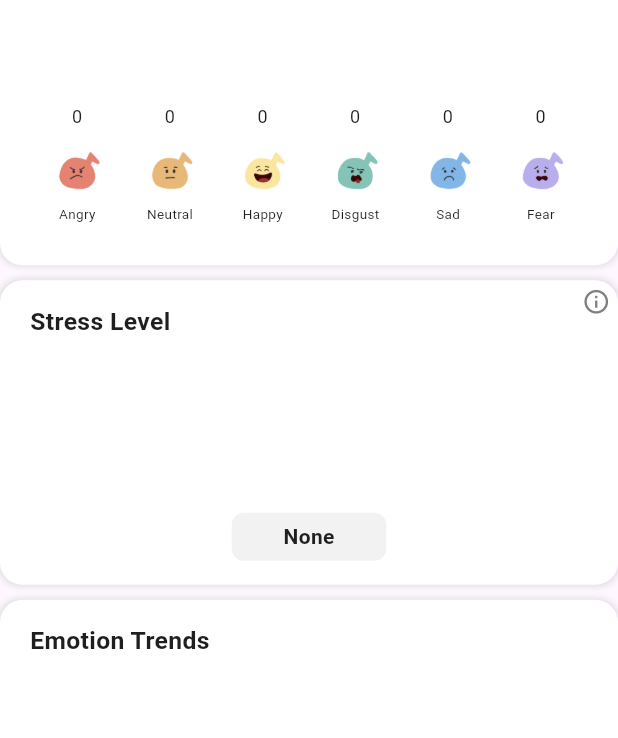
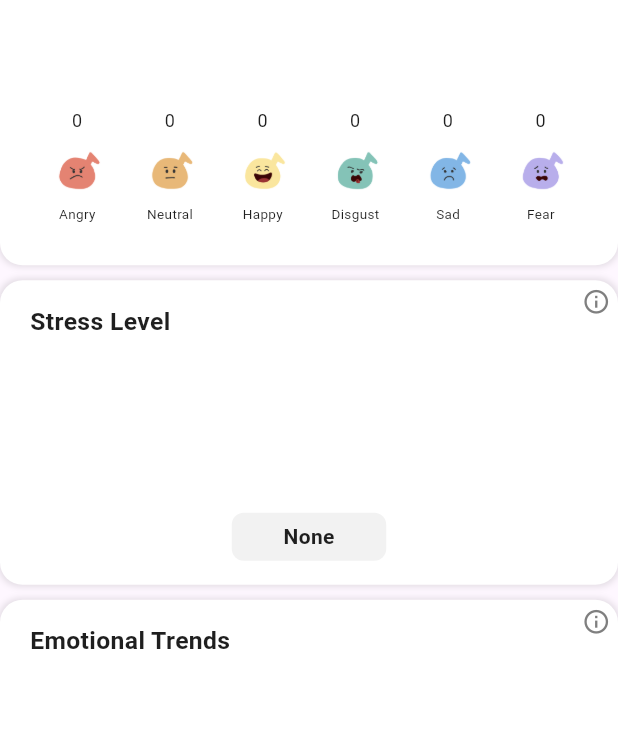
Before and after one commit to yjia28tan/EmoSense-Application, a Flutter app: the WeeklyViewHome widget shown alone on an empty page, opened directly, on a phone screen of 412 x 824 dp. Shown: the part 284-1022 px from the top of the screen. Run offline on Flutter 3.47's test engine with Material 3 defaults, Android fonts, the phone set to English and light mode, and no system bars; drawn by our look-alikes of fl_chart; our stand-ins replace camera, cloud_firestore, firebase_auth, firebase_core, flutter_dotenv, google_fonts and 3 more; accounts and stored records are empty.

Commit message:
Weekly view update emotional trends graphs

```diff
--- a/EmoSense/lib/design_widgets/home_weekly_view.dart
+++ b/EmoSense/lib/design_widgets/home_weekly_view.dart
@@ -297,6 +297,9 @@ class _WeeklyViewHomeState extends State<WeeklyViewHome> {
         // Display the emotion trends chart
         _buildEmotionTrendsChart(),
 
+        // build analysis/reflection based on the charts above
+
+
         SizedBox(height: 25),
       ],
     );
@@ -423,7 +426,7 @@ class _WeeklyViewHomeState extends State<WeeklyViewHome> {
                     enabled: true,
                     touchTooltipData: BarTouchTooltipData(
                       tooltipBorder: BorderSide.none,
-                      tooltipPadding: EdgeInsets.all(5), // Remove any padding
+                      tooltipPadding: EdgeInsets.only(bottom: 2), // Remove any padding
                       tooltipMargin: 0, // Remove the margin
                       // Customize the tooltip appearance
                       getTooltipItem: (group, groupIndex, rod, rodIndex) {
@@ -445,7 +448,7 @@ class _WeeklyViewHomeState extends State<WeeklyViewHome> {
 
                   gridData: FlGridData(show: false), // Disable grid lines
                   alignment: BarChartAlignment.spaceAround, // Space the bars evenly
-                  maxY: 5, // Maximum Y value (assuming 5 for visual consistency)
+                  maxY: 12, // Maximum Y value (assuming 5 for visual consistency)
                 ),
               ),
             ),
@@ -565,7 +568,10 @@ class _WeeklyViewHomeState extends State<WeeklyViewHome> {
 
     return Padding(
       padding: const EdgeInsets.only(bottom: 10.0),
-      child: Container(
+      child: Stack(
+        children: [
+
+        Container(
           padding: EdgeInsets.all(16),
           decoration: BoxDecoration(
             color: AppColors.whiteColor,
@@ -585,7 +591,7 @@ class _WeeklyViewHomeState extends State<WeeklyViewHome> {
                 child: Align(
                   alignment: Alignment.centerLeft,
                   child: Text(
-                  'Emotion Trends',
+                    'Emotional Trends',
                     style: titleBlack.copyWith(fontSize: screenHeight * 0.02),
                   ),
                 ),
@@ -604,6 +610,36 @@ class _WeeklyViewHomeState extends State<WeeklyViewHome> {
             ],
           ),
         ),
+          Positioned(
+            top: 5,
+            right: 5,
+            child: Tooltip(
+              message: "This chart displays fluctuations in emotional valence over time,"
+                  "with the X-axis representing timestamps and "
+                  "the Y-axis quantifying emotions from -5 (negative) to 5 (positive).\n"
+                  "\nThis visualization helps users reflect on their emotional well-being "
+                  "and identify patterns in their feelings.",
+              padding: EdgeInsets.all(8.0),  // Control the padding inside the tooltip box
+              verticalOffset: 15,  // Adjust how far the tooltip is from the target widget
+              preferBelow: false,  // Show the tooltip above the widget
+              margin: EdgeInsets.only(left: 85, right: 10),  // Adjust the margin between the tooltip and the widget
+              textStyle: TextStyle(
+                fontSize: 14.0,  // Set the text size
+                color: Colors.white,
+              ),
+              decoration: BoxDecoration(
+                color: AppColors.textColorGrey,  // Background color of the tooltip
+                borderRadius: BorderRadius.circular(8),
+              ),
+              child: Icon(
+                Icons.info_outline,
+                color: AppColors.textColorGrey,
+                size: 19,
+              ),
+            ),
+          ),
+        ],
+      ),
     );
   }
 
```
Lines whose indentation alone changed are shown as unchanged.
